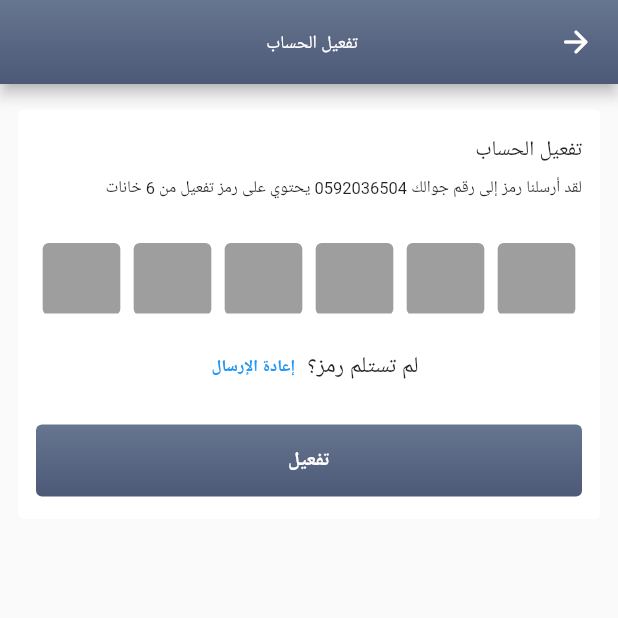
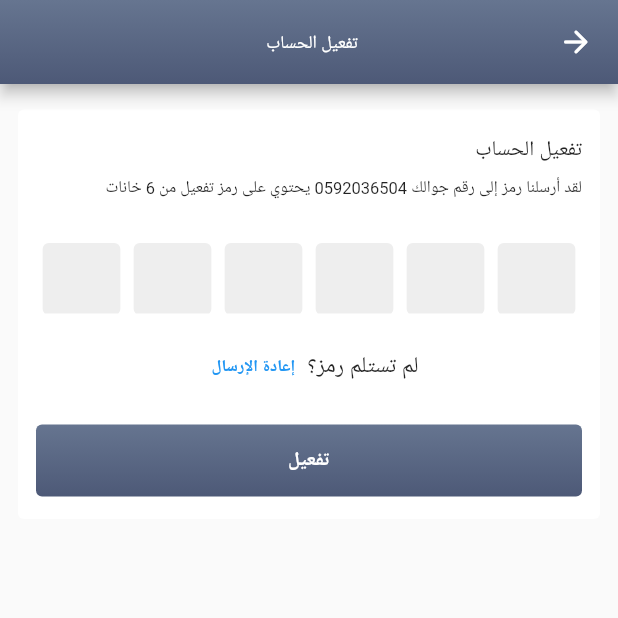
Before and after one commit to Obada2020/for_sale, a Flutter app: the VerifyAccount screen opened directly, on a phone screen of 412 x 824 dp, the top half of it. Run offline on Flutter 3.47's test engine with Material 2 defaults, Android fonts, the phone set to English and light mode, and no system bars; drawn by our look-alikes of otp_text_field; our stand-ins replace carousel_slider, get, get_storage, share; accounts and stored records are empty; Roboto replaces fonts that are missing (FairuzBlack, FairuzBold).

Commit message:
from anas

```diff
--- a/lib/Verify-account/view.dart
+++ b/lib/Verify-account/view.dart
@@ -73,8 +73,9 @@ class VerifyAccount extends StatelessWidget {
                           keyboardType: TextInputType.number,
                           outlineBorderRadius: 4,
                           fieldWidth: size.width * 0.1256684492,
+                          style: TextStyle(color: Colors.black),
                           otpFieldStyle: OtpFieldStyle(
-                            backgroundColor: Colors.grey.shade500,
+                            backgroundColor: Theme.of(context).accentColor,
                             disabledBorderColor: Colors.white,
                             enabledBorderColor: Colors.white,
                           ),
--- a/lib/main.dart
+++ b/lib/main.dart
@@ -30,7 +30,7 @@ class _MyAppState extends State<MyApp> {
   @override
   Widget build(BuildContext context) {
     return GetMaterialApp(
-      home: Settings(),
+      home: VerifyAccount(),
       debugShowCheckedModeBanner: false,
       theme: Themes().lightTheme,
       darkTheme: Themes().darkTheme,
--- a/lib/theme/themes.dart
+++ b/lib/theme/themes.dart
@@ -1,7 +1,8 @@
 import 'package:flutter/material.dart';
 
 class Themes {
-  final lightTheme = ThemeData.light().copyWith(primaryColor: Colors.white);
+  final lightTheme = ThemeData.light()
+      .copyWith(primaryColor: Colors.white, accentColor: Colors.grey[200]);
   // .copyWith(
   //   textTheme: TextTheme(
   //     bodyText1: TextStyle(color: Colors.black),
@@ -10,7 +11,8 @@ class Themes {
   //   buttonColor: Colors.black,
   //   iconTheme: IconThemeData(color: Colors.black),
   // );
-  final darkTheme = ThemeData.dark().copyWith(primaryColor: Colors.black);
+  final darkTheme = ThemeData.dark()
+      .copyWith(primaryColor: Colors.black, accentColor: Colors.white);
   // .copyWith(
   //   textTheme: TextTheme(
   //     bodyText1: TextStyle(color: Colors.red),
```
